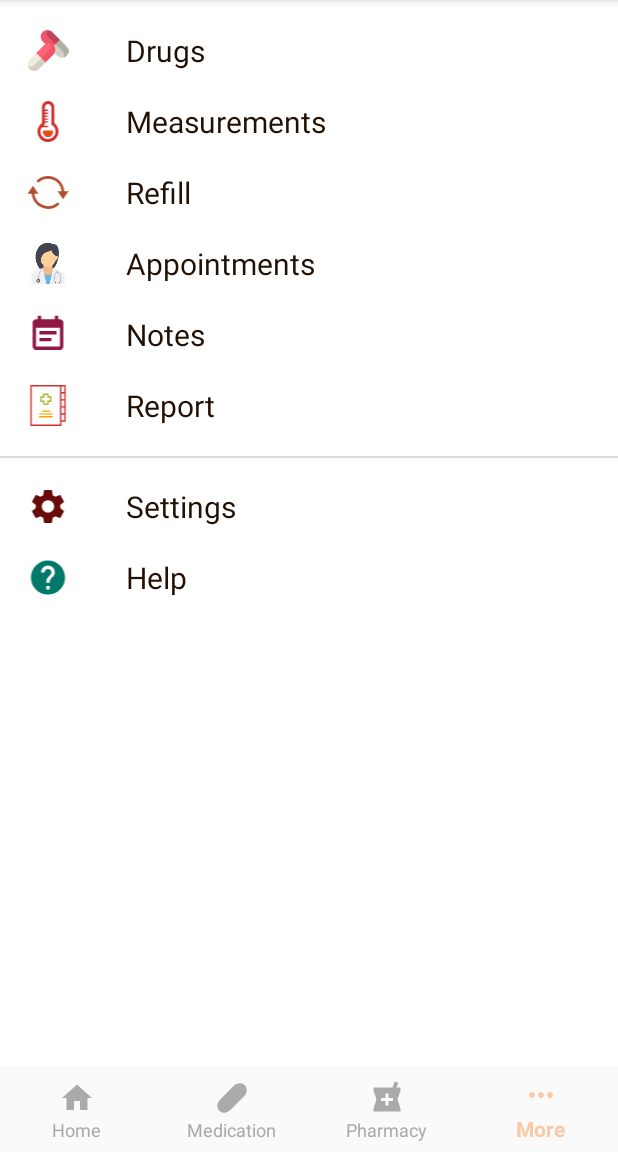
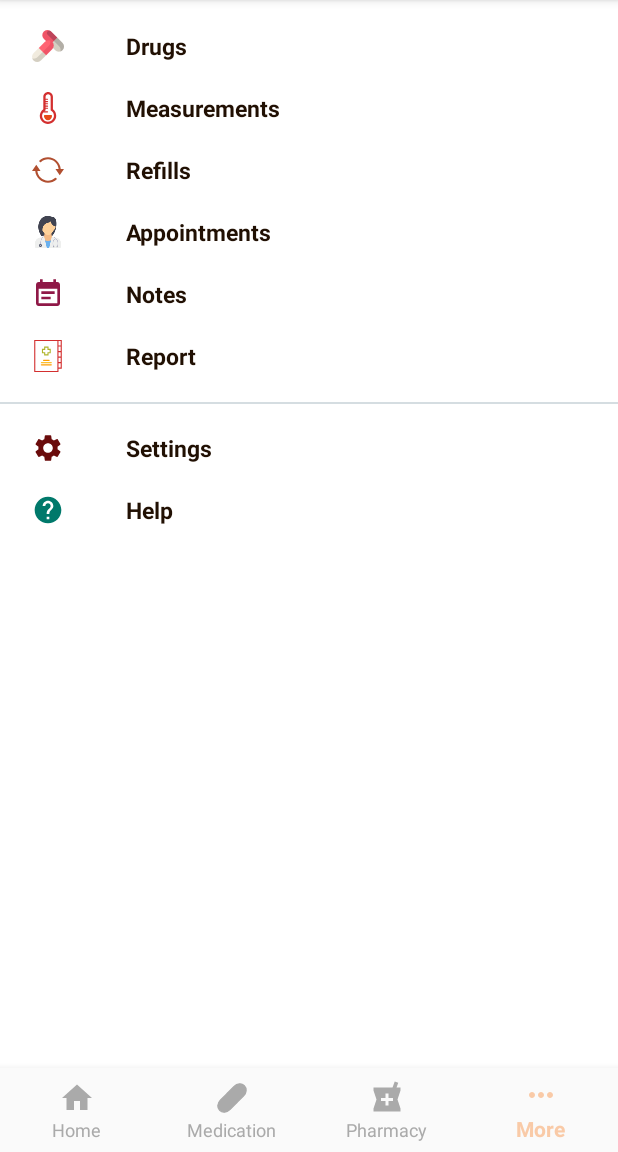
Before and after one commit to Rabia-Noorl/MedicineScheduleVersionTwo, an Android app: the screen it shows after launch once a user with an empty profile is signed in (HomeScreen), item 4 of the bottom bar chosen, on a phone screen of 412 x 824 dp, the part 84-1236 px from its top. Run offline under Robolectric (Android 15) with nearby library versions, the phone set to English and light mode, and no system bars; our stand-ins replace Firebase (no records; nobody signed in at launch, a user with empty details on screens opened directly), Room's generated code, navigation-ui; libraries missing offline, so code that uses them is left out: com.fraggjkee.recycleradapter; 3 statements that could not run were skipped.

Commit message:
sign in with google and update ui of more fragment+notes app work

```diff
--- a/app/src/main/AndroidManifest.xml
+++ b/app/src/main/AndroidManifest.xml
@@ -11,6 +11,8 @@
         android:roundIcon="@mipmap/ic_launcher_round"
         android:supportsRtl="true"
         android:theme="@style/Theme.MedicineSchedule">
+        <activity android:name=".AddEditNoteActivity"></activity>
+        <activity android:name=".NotesActivity" />
         <activity android:name=".SignInWithGoogle" />
         <activity android:name=".DictionaryActivity" />
         <activity android:name=".SplashScreen" />
--- a/app/src/main/res/layout/fragment_more.xml
+++ b/app/src/main/res/layout/fragment_more.xml
@@ -23,8 +23,9 @@
             android:layout_height="wrap_content"
             android:text="Drugs"
             android:layout_marginLeft="20dp"
-            android:textSize="20dp"
-            android:textColor="@color/textColor"></TextView>
+            android:textSize="15dp"
+            android:textColor="@color/textColor"
+            android:textStyle="bold"></TextView>
 
     </LinearLayout>
     <LinearLayout
@@ -44,8 +45,9 @@
             android:layout_height="wrap_content"
             android:text="Measurements"
             android:layout_marginLeft="20dp"
-            android:textSize="20dp"
-            android:textColor="@color/textColor"></TextView>
+            android:textSize="15dp"
+            android:textColor="@color/textColor"
+            android:textStyle="bold"></TextView>
 
     </LinearLayout>
     <LinearLayout
@@ -63,10 +65,11 @@
         <TextView
             android:layout_width="match_parent"
             android:layout_height="wrap_content"
-            android:text="Refill"
+            android:text="Refills"
             android:layout_marginLeft="20dp"
-            android:textSize="20dp"
-            android:textColor="@color/textColor"></TextView>
+            android:textSize="15dp"
+            android:textColor="@color/textColor"
+            android:textStyle="bold"></TextView>
     </LinearLayout>
     <LinearLayout
         android:layout_width="match_parent"
@@ -85,8 +88,9 @@
             android:layout_height="wrap_content"
             android:text="Appointments"
             android:layout_marginLeft="20dp"
-            android:textSize="20dp"
-            android:textColor="@color/textColor"></TextView>
+            android:textSize="15dp"
+            android:textColor="@color/textColor"
+            android:textStyle="bold"></TextView>
     </LinearLayout>
     <LinearLayout
         android:layout_width="match_parent"
@@ -105,8 +109,9 @@
             android:layout_height="wrap_content"
             android:text="Notes"
             android:layout_marginLeft="20dp"
-            android:textSize="20dp"
-            android:textColor="@color/textColor"></TextView>
+            android:textSize="15dp"
+            android:textColor="@color/textColor"
+            android:textStyle="bold"></TextView>
 
     </LinearLayout>
 
@@ -127,8 +132,9 @@
             android:layout_height="wrap_content"
             android:text="Report"
             android:layout_marginLeft="20dp"
-            android:textSize="20dp"
-            android:textColor="@color/textColor"></TextView>
+            android:textSize="15dp"
+            android:textColor="@color/textColor"
+            android:textStyle="bold"></TextView>
 
     </LinearLayout>
     <LinearLayout
@@ -154,8 +160,9 @@
             android:layout_height="wrap_content"
             android:text="Settings"
             android:layout_marginLeft="20dp"
-            android:textSize="20dp"
-            android:textColor="@color/textColor"></TextView>
+            android:textSize="15dp"
+            android:textColor="@color/textColor"
+            android:textStyle="bold"></TextView>
 
     </LinearLayout>
     <LinearLayout
@@ -175,8 +182,9 @@
             android:layout_height="wrap_content"
             android:text="Help"
             android:layout_marginLeft="20dp"
-            android:textSize="20dp"
-            android:textColor="@color/textColor"></TextView>
+            android:textSize="15dp"
+            android:textColor="@color/textColor"
+            android:textStyle="bold"></TextView>
 
     </LinearLayout>
 
```
Also changed, not shown: app/src/main/java/com/example/medicineschedule/AddEditNoteActivity.kt (added, +64 -0 lines), app/src/main/java/com/example/medicineschedule/NotesActivity.kt (+45 -1 lines), app/src/main/java/com/example/medicineschedule/adaptors/NotesRVAdapter.kt (added, +50 -0 lines), app/src/main/java/com/example/medicineschedule/database/Note.kt (added, +13 -0 lines), app/src/main/java/com/example/medicineschedule/database/NoteDatabase.kt (added, +25 -0 lines), app/src/main/java/com/example/medicineschedule/database/NoteRepository.kt (added, +21 -0 lines), app/src/main/java/com/example/medicineschedule/database/NotesDao.kt (added, +18 -0 lines), app/src/main/java/com/example/medicineschedule/viewModels/NoteViewModel.kt (added, +32 -0 lines), app/src/main/res/drawable/ic_delete.xml (added, +10 -0 lines), app/src/main/res/layout/activity_add_edit_note.xml (added, +48 -0 lines), app/src/main/res/layout/activity_notes.xml (+21 -3 lines), app/src/main/res/layout/note_rv_item.xml (added, +46 -0 lines), app/src/main/res/values/colors.xml (+5 -2 lines).
